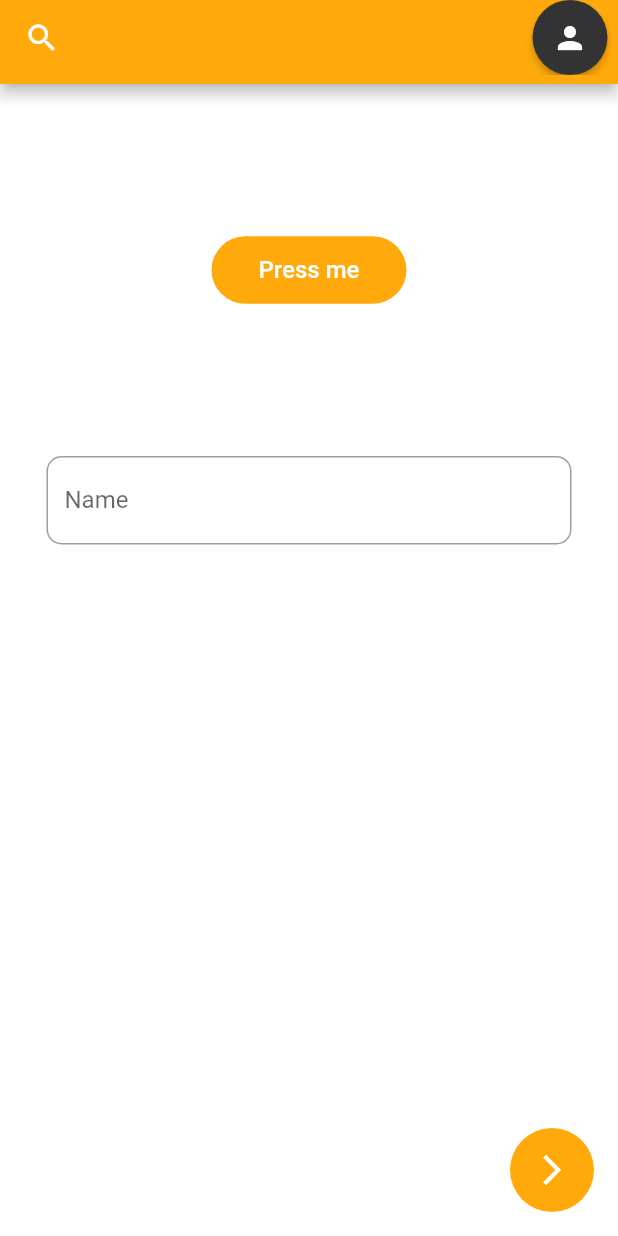
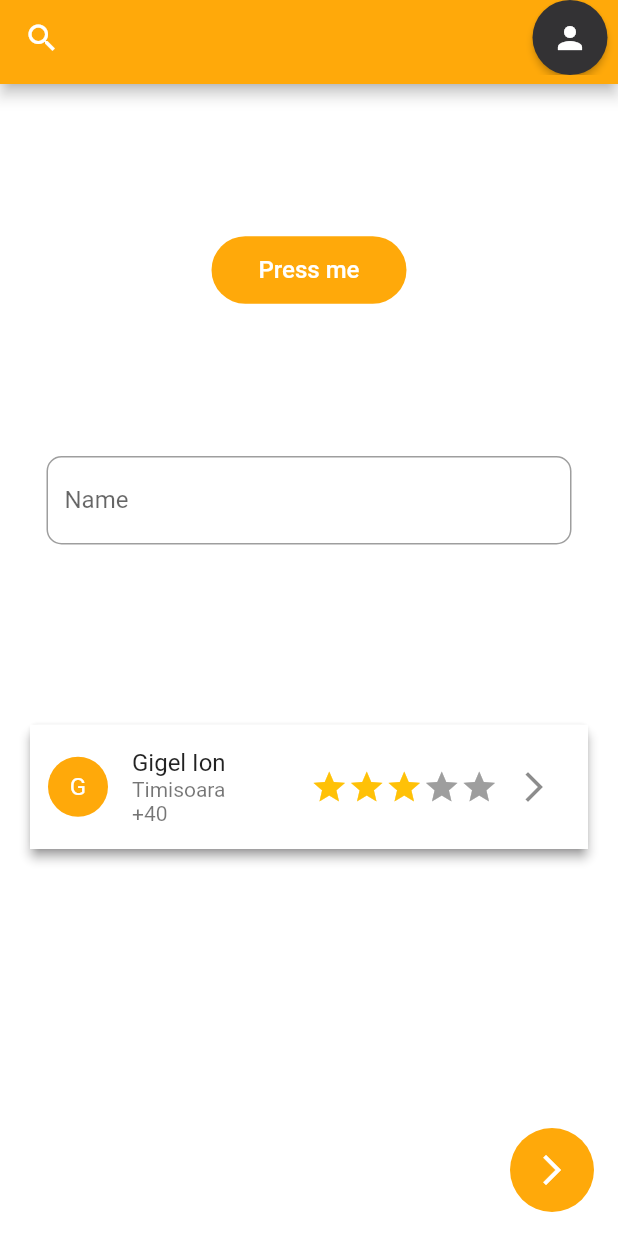
Before and after one commit to AlinaButoiDraghici/multimeister, a Flutter app: the screen it shows after launch, on a phone screen of 412 x 824 dp. Run offline on Flutter 3.47's test engine with Material 2 defaults, Android fonts, the phone set to English and light mode, and no system bars; drawn by our look-alikes of flutter_rating_bar.

Commit message:
MSTR-20: Added review tile with rating bar

```diff
--- a/lib/screens/home.dart
+++ b/lib/screens/home.dart
@@ -4,6 +4,7 @@ import 'package:multimeister/ui_components/custom_app_bar.dart';
 import 'package:multimeister/ui_components/custom_button.dart';
 import 'package:multimeister/ui_components/custom_floating_button.dart';
 import 'package:multimeister/ui_components/custom_textfield.dart';
+import 'package:multimeister/ui_components/review_tile.dart';
 
 class Home extends StatefulWidget {
   const Home({Key? key}) : super(key: key);
@@ -38,6 +39,15 @@ class _HomeState extends State<Home> {
                 CustomTextField(
                   label: "Name",
                 ),
+                SizedBox(
+                  height: 100,
+                ),
+                ReviewTile(
+                  name: "Gigel Ion",
+                  area: "Timisoara",
+                  phone: "+40",
+                  rating: 3,
+                ),
               ],
             ),
           )
--- a/lib/ui_components/review_tile.dart
+++ b/lib/ui_components/review_tile.dart
@@ -1,7 +1,20 @@
 import 'package:flutter/cupertino.dart';
+import 'package:flutter/material.dart';
+import 'package:flutter_rating_bar/flutter_rating_bar.dart';
+import 'package:multimeister/ui_components/ui_specs.dart';
 
 class ReviewTile extends StatefulWidget {
-  const ReviewTile({Key? key}) : super(key: key);
+  final String name;
+  final String area;
+  final String phone;
+  final double? rating;
+  const ReviewTile(
+      {Key? key,
+      required this.name,
+      required this.area,
+      required this.phone,
+      this.rating})
+      : super(key: key);
 
   @override
   State<ReviewTile> createState() => _ReviewTileState();
@@ -10,6 +23,48 @@ class ReviewTile extends StatefulWidget {
 class _ReviewTileState extends State<ReviewTile> {
   @override
   Widget build(BuildContext context) {
-    return Container();
+    return Container(
+        margin: EdgeInsets.all(AppMargins.M),
+        child: Material(
+          shadowColor: AppColors.DarkGray,
+          elevation: 3,
+          borderRadius: BorderRadius.circular(5),
+          child: ListTile(
+            contentPadding: EdgeInsets.all(AppMargins.S),
+            tileColor: Colors.white,
+            title: Text(widget.name),
+            subtitle: Text("${widget.area}\n${widget.phone}"),
+            leading: CircleAvatar(
+              //TODO: add profile photo if it exists
+              backgroundColor: AppColors.Yellow,
+              foregroundColor: Colors.white,
+              child: Text(widget.name[0]),
+            ),
+            trailing: SizedBox(
+              width: 175,
+              child: Row(
+                mainAxisAlignment: MainAxisAlignment.end,
+                children: [
+                  RatingBar.builder(
+                      itemCount: 5,
+                      itemSize: 25,
+                      initialRating: widget.rating ?? 0,
+                      ignoreGestures: true,
+                      itemBuilder: (context, _) => const Icon(
+                            Icons.star,
+                            color: Colors.amber,
+                          ),
+                      onRatingUpdate: (rating) {}),
+                  IconButton(
+                    icon: const Icon(Icons.arrow_forward_ios),
+                    onPressed: () {
+                      //TODO: navigate to profile
+                    },
+                  ),
+                ],
+              ),
+            ),
+          ),
+        ));
   }
 }
--- a/lib/ui_components/ui_specs.dart
+++ b/lib/ui_components/ui_specs.dart
@@ -15,4 +15,5 @@ class AppFontSizes {
 class AppMargins {
   static double S = 12;
   static double M = 20;
+  static double L = 50;
 }
--- a/pubspec.yaml
+++ b/pubspec.yaml
@@ -34,6 +34,7 @@ dependencies:
   # The following adds the Cupertino Icons font to your application.
   # Use with the CupertinoIcons class for iOS style icons.
   cupertino_icons: ^1.0.2
+  flutter_rating_bar: ^4.0.0
 
 dev_dependencies:
   flutter_test:
```
Also changed, not shown: pubspec.lock.
